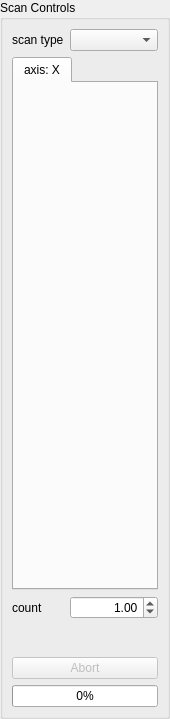
Old version of the form xpaxs/spec/ui/ui_scancontrols.ui in the repository praxes/praxes.
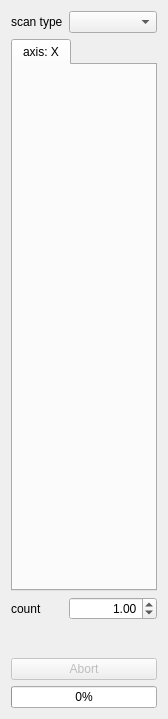
New version of the form.

Commit message: able to connect to spec, load the scan controls

Diff of the .ui file:
```diff
--- a/xpaxs/spec/ui/ui_scancontrols.ui
+++ b/xpaxs/spec/ui/ui_scancontrols.ui
@@ -5,7 +5,7 @@
    <rect>
     <x>0</x>
     <y>0</y>
-    <width>161</width>
+    <width>157</width>
     <height>719</height>
    </rect>
   </property>
@@ -25,30 +25,6 @@
    <string>Form</string>
   </property>
   <layout class="QGridLayout" >
-   <property name="leftMargin" >
-    <number>0</number>
-   </property>
-   <property name="topMargin" >
-    <number>0</number>
-   </property>
-   <property name="rightMargin" >
-    <number>0</number>
-   </property>
-   <property name="bottomMargin" >
-    <number>0</number>
-   </property>
-   <item row="0" column="0" >
-    <widget class="QGroupBox" name="scanControlsGroupBox" >
-     <property name="sizePolicy" >
-      <sizepolicy vsizetype="Expanding" hsizetype="Preferred" >
-       <horstretch>0</horstretch>
-       <verstretch>0</verstretch>
-      </sizepolicy>
-     </property>
-     <property name="title" >
-      <string>Scan Controls</string>
-     </property>
-     <layout class="QGridLayout" >
       <item row="0" column="0" >
        <widget class="QLabel" name="scanTypeLabel" >
         <property name="sizePolicy" >
@@ -180,9 +156,6 @@
         <property name="value" >
          <number>0</number>
         </property>
-       </widget>
-      </item>
-     </layout>
     </widget>
    </item>
   </layout>
```
Lines whose indentation alone changed are shown as unchanged. The commit also changes 8 other files.
